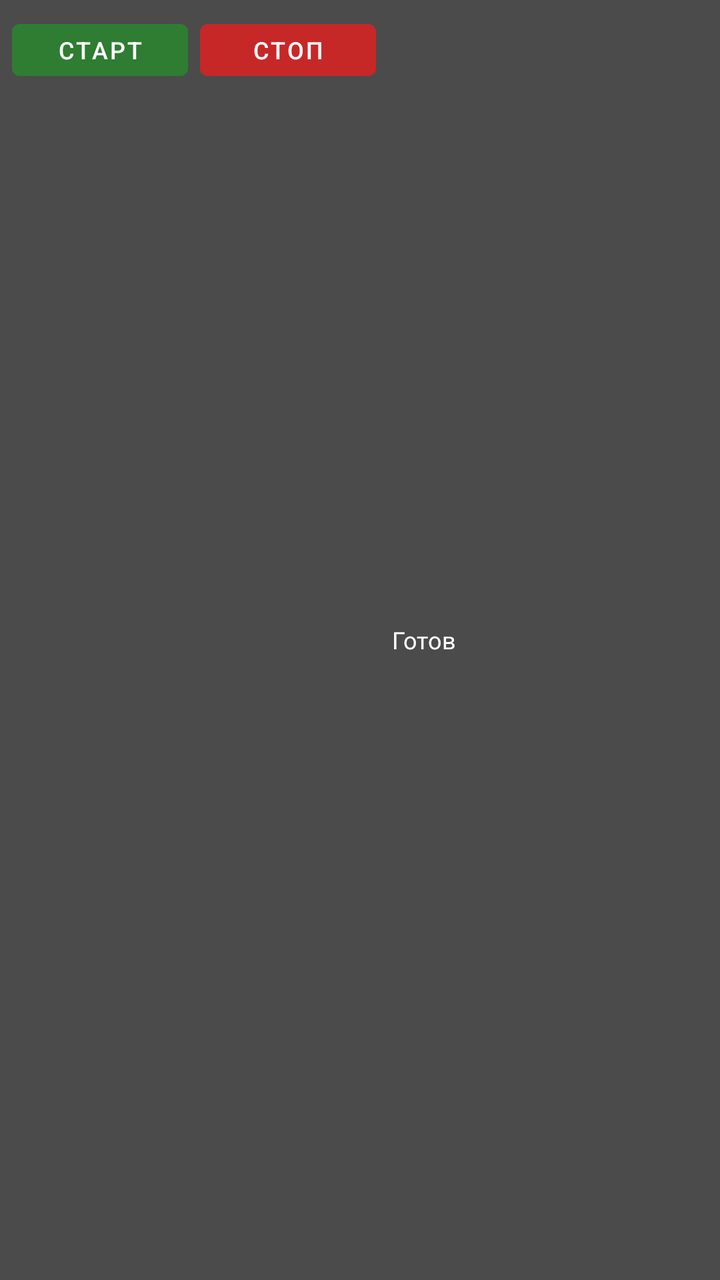
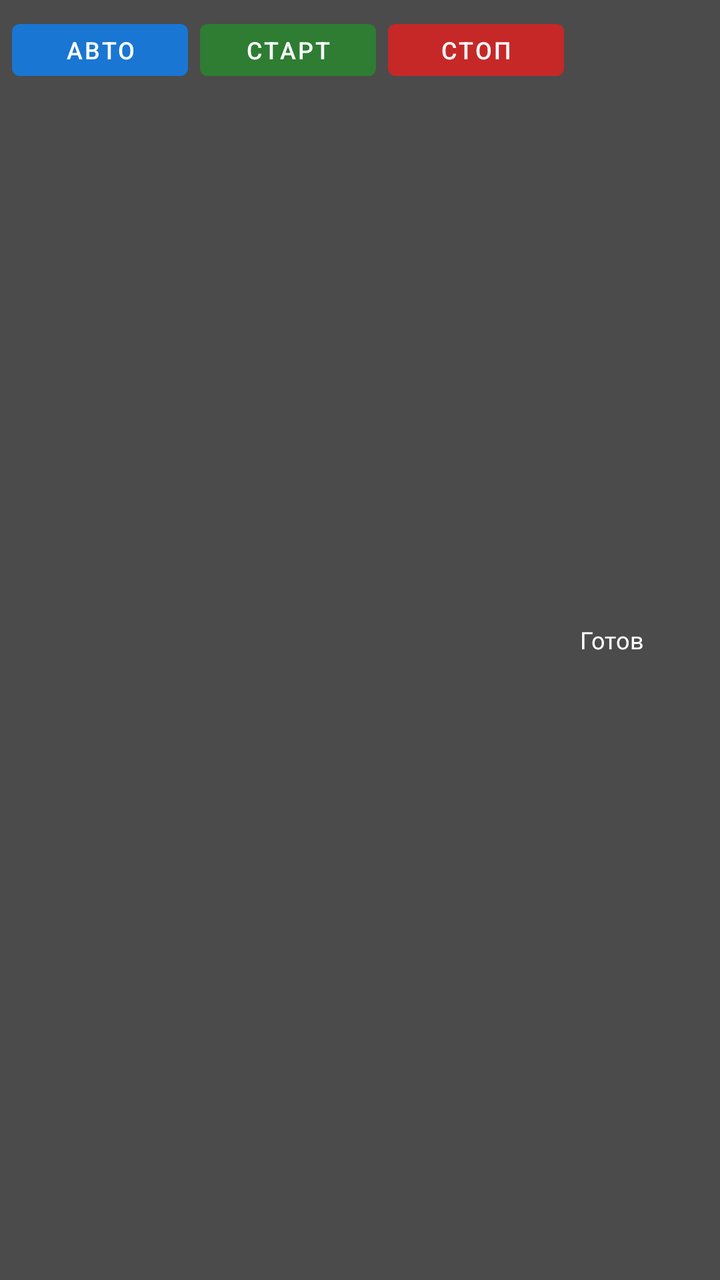

Screens rendered from an Android XML layout before and after an edit, with the pre-edit source and the edit as a unified diff.
<!-- AndroidManifest.xml: application theme Theme.MaterialComponents.DayNight.DarkActionBar -->
<!-- res/layout/overlay_controls.xml -->
<?xml version="1.0" encoding="utf-8"?>
<LinearLayout xmlns:android="http://schemas.android.com/apk/res/android"
    android:layout_width="wrap_content" android:layout_height="wrap_content" android:background="#CC1E1E1E" android:orientation="horizontal" android:padding="6dp">
    <Button android:id="@+id/btnOverlayToggle" android:layout_width="wrap_content" android:layout_height="38dp" android:backgroundTint="#2E7D32" android:text="СТАРТ" android:textColor="#FFFFFF" android:textSize="12sp" />
    <Button android:id="@+id/btnOverlayStop" android:layout_width="wrap_content" android:layout_height="38dp" android:layout_marginStart="6dp" android:backgroundTint="#C62828" android:text="СТОП" android:textColor="#FFFFFF" android:textSize="12sp" />
    <TextView android:id="@+id/tvOverlayInfo" android:layout_width="wrap_content" android:layout_height="wrap_content" android:layout_gravity="center_vertical" android:layout_marginStart="8dp" android:layout_marginEnd="6dp" android:text="Готов" android:textColor="#FFFFFF" android:textSize="12sp" />
</LinearLayout>
<!-- resources referenced by this layout -->
<resources>

</resources>

<!-- the commit's change to res/layout/overlay_controls.xml (unified diff, before → after) -->
@@ -1,7 +1,8 @@
 <?xml version="1.0" encoding="utf-8"?>
 <LinearLayout xmlns:android="http://schemas.android.com/apk/res/android"
     android:layout_width="wrap_content" android:layout_height="wrap_content" android:background="#CC1E1E1E" android:orientation="horizontal" android:padding="6dp">
-    <Button android:id="@+id/btnOverlayToggle" android:layout_width="wrap_content" android:layout_height="38dp" android:backgroundTint="#2E7D32" android:text="СТАРТ" android:textColor="#FFFFFF" android:textSize="12sp" />
+    <Button android:id="@+id/btnOverlayAuto" android:layout_width="wrap_content" android:layout_height="38dp" android:backgroundTint="#1976D2" android:text="АВТО" android:textColor="#FFFFFF" android:textSize="12sp" />
+    <Button android:id="@+id/btnOverlayToggle" android:layout_width="wrap_content" android:layout_height="38dp" android:layout_marginStart="6dp" android:backgroundTint="#2E7D32" android:text="СТАРТ" android:textColor="#FFFFFF" android:textSize="12sp" />
     <Button android:id="@+id/btnOverlayStop" android:layout_width="wrap_content" android:layout_height="38dp" android:layout_marginStart="6dp" android:backgroundTint="#C62828" android:text="СТОП" android:textColor="#FFFFFF" android:textSize="12sp" />
     <TextView android:id="@+id/tvOverlayInfo" android:layout_width="wrap_content" android:layout_height="wrap_content" android:layout_gravity="center_vertical" android:layout_marginStart="8dp" android:layout_marginEnd="6dp" android:text="Готов" android:textColor="#FFFFFF" android:textSize="12sp" />
 </LinearLayout>
